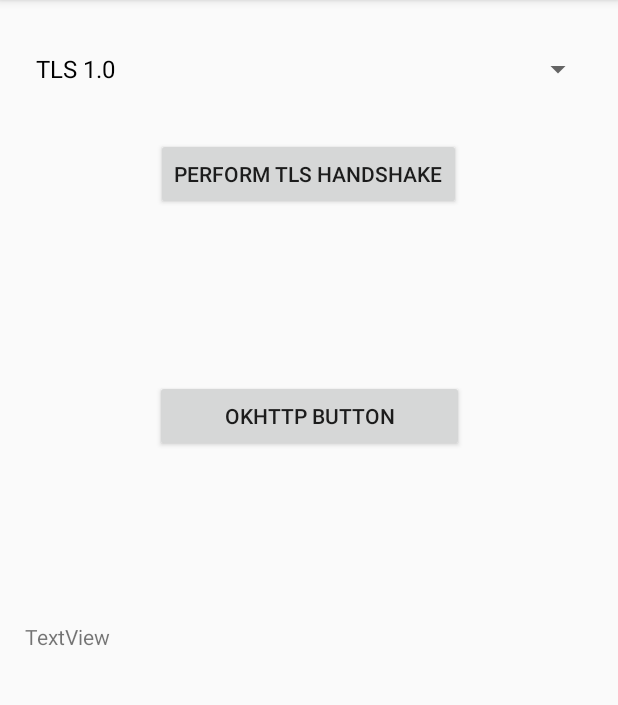
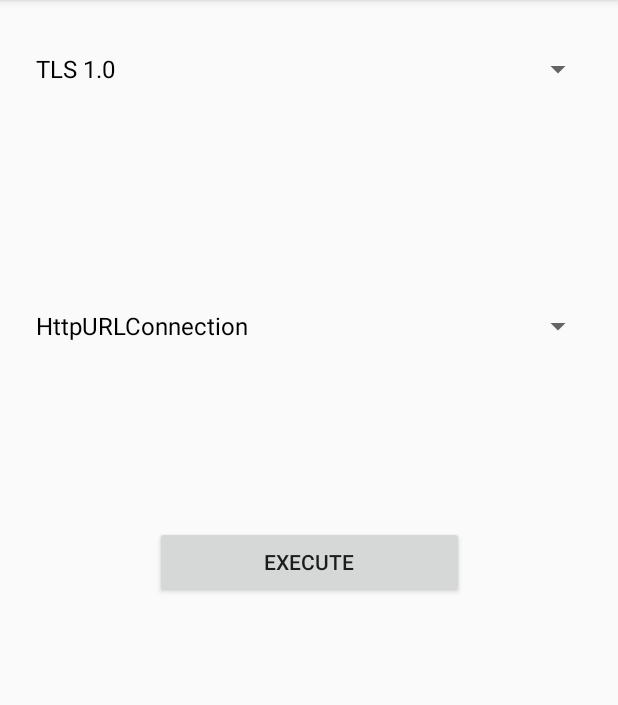
Before and after one commit to CeesMandjes/TLSConnector, an Android app: the screen it shows after launch (MainActivity), on a phone screen of 412 x 824 dp, the part 84-789 px from its top. Run offline under Robolectric (Android 15) with nearby library versions, the phone set to English and light mode, and no system bars.

Commit message:
Code improvements, separated HttpURLConnection and OKHttp in their own classes, made UI interactive to switch between the APIS. The result of the request in printed in the UI

```diff
--- a/src/app/src/main/java/com/example/tlsconnector/MainActivity.java
+++ b/src/app/src/main/java/com/example/tlsconnector/MainActivity.java
@@ -1,97 +1,86 @@
 package com.example.tlsconnector;
 
 import androidx.appcompat.app.AppCompatActivity;
-import androidx.fragment.app.FragmentManager;
-
 import android.os.Bundle;
-import android.util.Log;
 import android.view.View;
 import android.widget.ArrayAdapter;
-import android.widget.Button;
 import android.widget.Spinner;
 import android.widget.TextView;
-
-import org.jetbrains.annotations.NotNull;
-
-import java.io.BufferedReader;
-import java.io.IOException;
 import java.io.InputStream;
-import java.io.InputStreamReader;
-import java.net.MalformedURLException;
-import java.net.URL;
-
-import javax.net.ssl.HttpsURLConnection;
-
-import okhttp3.Call;
-import okhttp3.Callback;
-import okhttp3.CertificatePinner;
-import okhttp3.OkHttpClient;
-import okhttp3.Request;
-import okhttp3.Response;
 
 public class MainActivity extends AppCompatActivity {
 
-    private Spinner spinner;
-    private TextView textView;
-    private String[] tlsVersions = new String[]{"TLS 1.0", "TLS 1.1", "TLS 1.2"};
+    //UI Fields properties
+    private Spinner tlsVersionSpn;
+    private final String[] tlsVersions = new String[]{"TLS 1.0", "TLS 1.1", "TLS 1.2"};
+    private Spinner apiSpn;
+    private final String[] apiNames = new String[] {"HttpURLConnection", "OKHttp"};
+    private TextView tlsConnectionOutputTv;
 
-
-    private Button okHttpBtn;
-    private OkHttpClient okHttpClient;
-    private Request request;
-    private String url = "https://tls-v1-2.badssl.com/";
+    //TLS URLS config
+    private final String[] tlsURLS = new String[] {"https://tls-v1-0.badssl.com", "https://tls-v1-1.badssl.com", "https://tls-v1-2.badssl.com"};
 
     @Override
     protected void onCreate(Bundle savedInstanceState) {
         super.onCreate(savedInstanceState);
         setContentView(R.layout.activity_main);
 
-        spinner = findViewById(R.id.tls_version_spin);
-        ArrayAdapter<String> adapter = new ArrayAdapter<String>(this,
-                android.R.layout.simple_spinner_dropdown_item,tlsVersions);
-        spinner.setAdapter(adapter);
+        //Initialize TLS version spinner
+        tlsVersionSpn = findViewById(R.id.tls_version_spn);
+        ArrayAdapter<String> TLSVersionAdapter = new ArrayAdapter<String>(this,
+                android.R.layout.simple_spinner_dropdown_item, tlsVersions);
+        tlsVersionSpn.setAdapter(TLSVersionAdapter);
+
+        //Initialize API names
+        apiSpn = findViewById(R.id.tls_API_spn);
+        ArrayAdapter<String> APIAdapter = new ArrayAdapter<String>(this,
+                android.R.layout.simple_spinner_dropdown_item, apiNames);
+        apiSpn.setAdapter(APIAdapter);
+
+        //Initialize button
+        tlsConnectionOutputTv = findViewById(R.id.output_tls_connection_tv);
     }
 
-    public void performTLSHandshake(View view)
+    public void executeTLSConnection(View view)
+    {
+        String tlsURL;
+        String tlsVersionVal = tlsVersionSpn.getSelectedItem().toString();
+        switch (tlsVersionVal) {
+            case "TLS 1.0":
+                tlsURL = tlsURLS[0];
+                break;
+            case "TLS 1.1":
+                tlsURL = tlsURLS[1];
+                break;
+            case "TLS 1.2":
+                tlsURL = tlsURLS[2];
+                break;
+            default:
+                tlsURL = tlsURLS[0];
+                break;
+        }
+
+        String apiNameVal = apiSpn.getSelectedItem().toString();
+        switch (apiNameVal) {
+            case "HttpURLConnection":
+                executeHttpURLConnection(tlsURL);
+                break;
+            case "OKHttp":
+                executeOKHttp(tlsURL);
+                break;
+        }
+    }
+
+    public void executeHttpURLConnection(String url)
     {
         InputStream certificate = getResources().openRawResource(R.raw.tlsv12badsslcom);
-
-        textView = findViewById(R.id.conn_details_tv);
-        new Connector(certificate, textView).execute("https://google.com");
+        new HttpURLConnectionConnector(certificate, tlsConnectionOutputTv).execute(url);
     }
 
-    public void okHttp(View view)
+    public void executeOKHttp(String url)
     {
-        textView = findViewById(R.id.conn_details_tv);
-        okHttpBtn = findViewById(R.id.okhttp_btn);
-
-
-        //Init pinning
-        String hostname = "tls-v1-2.badssl.com";
-        CertificatePinner certificatePinner = new CertificatePinner.Builder()
-                .add(hostname, "sha256/9SLklscvzMYj8f+52lp5ze/hY0CFHyLSPQzSpYYIBm8=")
-                .build();
-
-        //Create http client with pinning object
-        okHttpClient = new OkHttpClient.Builder()
-                .certificatePinner(certificatePinner)
-                .build();
-
-
-        request = new Request.Builder()
-                .url(url).build();
-
-        okHttpClient.newCall(request).enqueue(new Callback() {
-            @Override
-            public void onFailure(@NotNull Call call, @NotNull IOException e) {
-                System.out.println(e.toString());
-                textView.setText(e.toString());
-            }
-
-            @Override
-            public void onResponse(@NotNull Call call, @NotNull Response response) throws IOException {
-                textView.setText(response.body().string());
-            }
-        });
+        String certificateHash = "sha256/9SLklscvzMYj8f+52lp5ze/hY0CFHyLSPQzSpYYIBm8=";
+        String certificateDNWildcard = "*.badssl.com";
+        new OKHttpConnector(certificateHash, certificateDNWildcard, tlsConnectionOutputTv).execute(url);
     }
 }
--- a/src/app/src/main/res/layout/activity_main.xml
+++ b/src/app/src/main/res/layout/activity_main.xml
@@ -7,7 +7,7 @@
     tools:context=".MainActivity">
 
     <Spinner
-        android:id="@+id/tls_version_spin"
+        android:id="@+id/tls_version_spn"
         android:layout_width="0dp"
         android:layout_height="60dp"
         android:layout_marginStart="16dp"
@@ -18,41 +18,39 @@
         app:layout_constraintStart_toStartOf="parent"
         app:layout_constraintTop_toTopOf="parent" />
 
-    <Button
-        android:id="@+id/handshake_btn"
-        android:layout_width="wrap_content"
-        android:layout_height="wrap_content"
+    <Spinner
+        android:id="@+id/tls_API_spn"
+        android:layout_width="0dp"
+        android:layout_height="60dp"
         android:layout_marginStart="16dp"
-        android:layout_marginTop="16dp"
+        android:layout_marginTop="8dp"
         android:layout_marginEnd="16dp"
-        android:onClick="performTLSHandshake"
-        android:text="Perform TLS Handshake"
+        android:spinnerMode="dropdown"
+        app:layout_constraintBottom_toTopOf="@+id/execute_tls_connection_btn"
         app:layout_constraintEnd_toEndOf="parent"
-        app:layout_constraintHorizontal_bias="0.497"
+        app:layout_constraintHorizontal_bias="0.0"
         app:layout_constraintStart_toStartOf="parent"
-        app:layout_constraintTop_toBottomOf="@+id/tls_version_spin" />
+        app:layout_constraintTop_toBottomOf="@+id/tls_version_spn" />
 
     <TextView
-        android:id="@+id/conn_details_tv"
+        android:id="@+id/output_tls_connection_tv"
         android:layout_width="379dp"
         android:layout_height="353dp"
         android:layout_marginStart="8dp"
         android:layout_marginEnd="8dp"
-        android:text="TextView"
         app:layout_constraintBottom_toBottomOf="parent"
         app:layout_constraintEnd_toEndOf="parent"
         app:layout_constraintStart_toStartOf="parent" />
 
     <Button
-        android:id="@+id/okhttp_btn"
+        android:id="@+id/execute_tls_connection_btn"
         android:layout_width="206dp"
         android:layout_height="48dp"
-        android:layout_marginTop="16dp"
         android:layout_marginBottom="16dp"
-        android:onClick="okHttp"
-        android:text="OKhttp button"
-        app:layout_constraintBottom_toTopOf="@+id/conn_details_tv"
+        android:onClick="executeTLSConnection"
+        android:text="Execute"
+        app:layout_constraintBottom_toTopOf="@+id/output_tls_connection_tv"
         app:layout_constraintEnd_toEndOf="parent"
-        app:layout_constraintStart_toStartOf="parent"
-        app:layout_constraintTop_toBottomOf="@+id/handshake_btn" />
+        app:layout_constraintStart_toStartOf="parent" />
+
 </androidx.constraintlayout.widget.ConstraintLayout>
```
Also changed, not shown: src/app/src/main/java/com/example/tlsconnector/Connector.java (deleted, +0 -145 lines), src/app/src/main/java/com/example/tlsconnector/HttpURLConnectionConnector.java (added, +82 -0 lines), src/app/src/main/java/com/example/tlsconnector/OKHttpConnector.java (added, +53 -0 lines).
